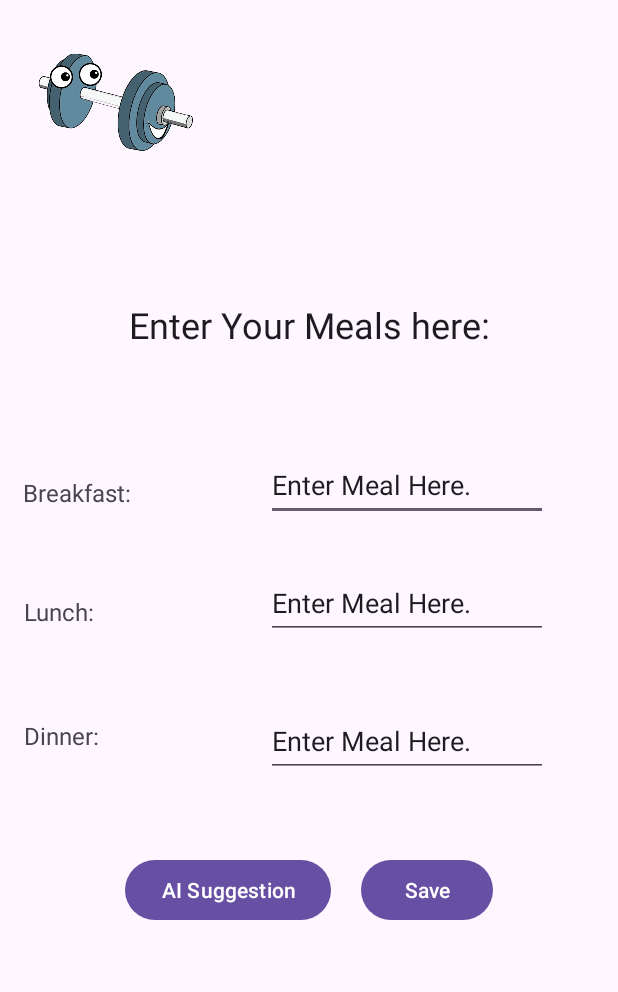
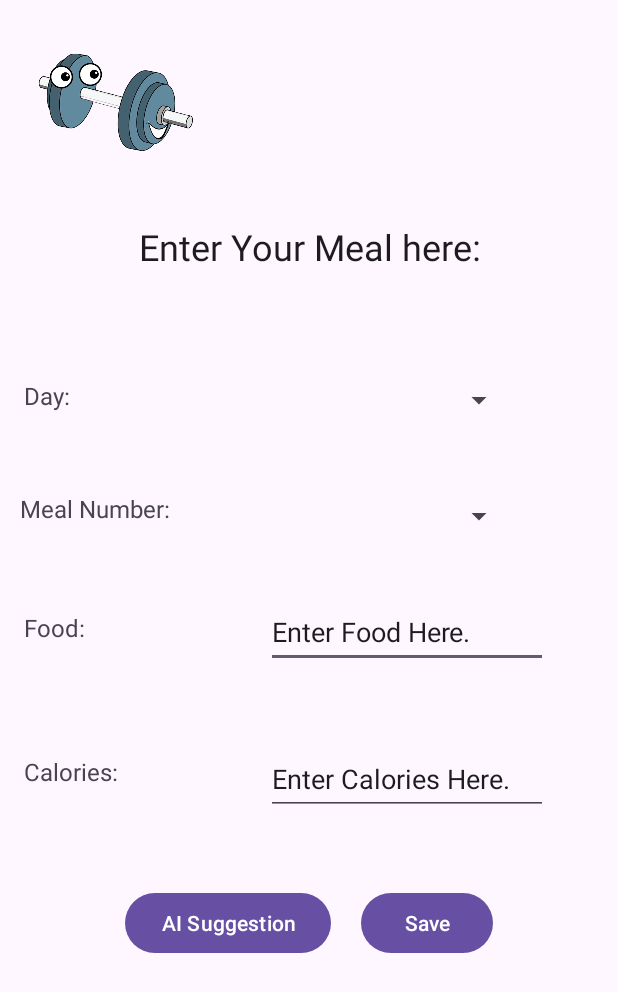
Before and after one commit to snohoho/cAIorie, an Android app: the layout activity_mealinput.xml on its own in the app's theme, with its tools: preview values and no code run, on a phone screen of 412 x 824 dp. Shown: the top 992 px of the screen. Run offline under Robolectric (Android 15) with nearby library versions, the phone set to English and light mode, and no system bars.

Commit message:
This is where I changed the meal input screen and added everything needed for it

```diff
--- a/app/src/main/AndroidManifest.xml
+++ b/app/src/main/AndroidManifest.xml
@@ -13,6 +13,9 @@
         android:theme="@style/Theme.CAIorie"
         tools:targetApi="31">
         <activity
+            android:name=".MealInputActivity"
+            android:exported="false" />
+        <activity
             android:name=".FormatSpecification"
             android:exported="true">
             <intent-filter>
@@ -20,7 +23,10 @@
 
                 <category android:name="android.intent.category.LAUNCHER" />
             </intent-filter>
+
         </activity>
+
+
     </application>
 
 </manifest>
--- a/app/src/main/res/layout/activity_mealinput.xml
+++ b/app/src/main/res/layout/activity_mealinput.xml
@@ -4,13 +4,28 @@
     xmlns:tools="http://schemas.android.com/tools"
     android:layout_width="match_parent"
     android:layout_height="match_parent"
+
     tools:context=".MealInputActivity">
+
+    <TextView
+        android:id="@+id/mealNumText"
+        android:layout_width="132dp"
+        android:layout_height="32dp"
+        android:text="Meal Number:"
+        android:textAlignment="viewStart"
+        android:textSize="16sp"
+        app:layout_constraintBottom_toBottomOf="parent"
+        app:layout_constraintEnd_toEndOf="parent"
+        app:layout_constraintHorizontal_bias="0.048"
+        app:layout_constraintStart_toStartOf="parent"
+        app:layout_constraintTop_toTopOf="parent"
+        app:layout_constraintVertical_bias="0.414" />
 
     <TextView
         android:id="@+id/enterMealPlanTitleText"
         android:layout_width="245dp"
         android:layout_height="66dp"
-        android:text="Enter Your Meals here:"
+        android:text="Enter Your Meal here:"
         android:textAlignment="center"
         android:textAppearance="@style/TextAppearance.AppCompat.Large"
         android:textSize="24sp"
@@ -18,7 +33,7 @@
         app:layout_constraintEnd_toEndOf="parent"
         app:layout_constraintStart_toStartOf="parent"
         app:layout_constraintTop_toTopOf="parent"
-        app:layout_constraintVertical_bias="0.264" />
+        app:layout_constraintVertical_bias="0.195" />
 
     <ImageView
         android:id="@+id/imageView"
@@ -33,10 +48,24 @@
         app:srcCompat="@drawable/dumbell_app_clipart" />
 
     <TextView
-        android:id="@+id/breakfastText"
+        android:id="@+id/DayChoiceText"
         android:layout_width="80dp"
         android:layout_height="32dp"
-        android:text="Breakfast:"
+        android:text="Day:"
+        android:textAlignment="viewStart"
+        android:textSize="16sp"
+        app:layout_constraintBottom_toBottomOf="parent"
+        app:layout_constraintEnd_toEndOf="parent"
+        app:layout_constraintHorizontal_bias="0.048"
+        app:layout_constraintStart_toStartOf="parent"
+        app:layout_constraintTop_toTopOf="parent"
+        app:layout_constraintVertical_bias="0.319" />
+
+    <TextView
+        android:id="@+id/FoodTextView"
+        android:layout_width="71dp"
+        android:layout_height="31dp"
+        android:text="Food:"
         android:textAlignment="viewStart"
         android:textSize="16sp"
         app:layout_constraintBottom_toBottomOf="parent"
@@ -44,26 +73,13 @@
         app:layout_constraintHorizontal_bias="0.047"
         app:layout_constraintStart_toStartOf="parent"
         app:layout_constraintTop_toTopOf="parent"
-        app:layout_constraintVertical_bias="0.401" />
+        app:layout_constraintVertical_bias="0.514" />
 
     <TextView
-        android:id="@+id/lunchText"
+        android:id="@+id/CalorieTextView"
         android:layout_width="71dp"
         android:layout_height="31dp"
-        android:text="Lunch:"
-        android:textAlignment="viewStart"
-        android:textSize="16sp"
-        app:layout_constraintBottom_toBottomOf="parent"
-        app:layout_constraintEnd_toEndOf="parent"
-        app:layout_constraintHorizontal_bias="0.047"
-        app:layout_constraintStart_toStartOf="parent"
-        app:layout_constraintTop_toTopOf="parent" />
-
-    <TextView
-        android:id="@+id/dinnerText"
-        android:layout_width="71dp"
-        android:layout_height="31dp"
-        android:text="Dinner:"
+        android:text="Calories:"
         android:textAlignment="viewStart"
         android:textSize="16sp"
         app:layout_constraintBottom_toBottomOf="parent"
@@ -71,49 +87,35 @@
         app:layout_constraintHorizontal_bias="0.047"
         app:layout_constraintStart_toStartOf="parent"
         app:layout_constraintTop_toTopOf="parent"
-        app:layout_constraintVertical_bias="0.605" />
+        app:layout_constraintVertical_bias="0.635" />
 
     <EditText
-        android:id="@+id/editTextBreakfast"
+        android:id="@+id/editTextFood"
         android:layout_width="188dp"
         android:layout_height="48dp"
         android:ems="10"
         android:inputType="text"
-        android:text="Enter Meal Here."
+        android:text="Enter Food Here."
         app:layout_constraintBottom_toBottomOf="parent"
         app:layout_constraintEnd_toEndOf="parent"
         app:layout_constraintHorizontal_bias="0.793"
         app:layout_constraintStart_toStartOf="parent"
         app:layout_constraintTop_toTopOf="parent"
-        app:layout_constraintVertical_bias="0.386" />
+        app:layout_constraintVertical_bias="0.512" />
 
     <EditText
-        android:id="@+id/editTextLunch"
+        android:id="@+id/editTextCalories"
         android:layout_width="188dp"
         android:layout_height="48dp"
         android:ems="10"
         android:inputType="text"
-        android:text="Enter Meal Here."
+        android:text="Enter Calories Here."
         app:layout_constraintBottom_toBottomOf="parent"
         app:layout_constraintEnd_toEndOf="parent"
         app:layout_constraintHorizontal_bias="0.793"
         app:layout_constraintStart_toStartOf="parent"
         app:layout_constraintTop_toTopOf="parent"
-        app:layout_constraintVertical_bias="0.487" />
-
-    <EditText
-        android:id="@+id/editTextDinner"
-        android:layout_width="188dp"
-        android:layout_height="48dp"
-        android:ems="10"
-        android:inputType="text"
-        android:text="Enter Meal Here."
-        app:layout_constraintBottom_toBottomOf="parent"
-        app:layout_constraintEnd_toEndOf="parent"
-        app:layout_constraintHorizontal_bias="0.793"
-        app:layout_constraintStart_toStartOf="parent"
-        app:layout_constraintTop_toTopOf="parent"
-        app:layout_constraintVertical_bias="0.606" />
+        app:layout_constraintVertical_bias="0.638" />
 
     <Button
         android:id="@+id/buttonSave"
@@ -125,7 +127,7 @@
         app:layout_constraintHorizontal_bias="0.743"
         app:layout_constraintStart_toStartOf="parent"
         app:layout_constraintTop_toTopOf="parent"
-        app:layout_constraintVertical_bias="0.734" />
+        app:layout_constraintVertical_bias="0.762" />
 
     <Button
         android:id="@+id/buttonAskAI"
@@ -137,6 +139,28 @@
         app:layout_constraintHorizontal_bias="0.304"
         app:layout_constraintStart_toStartOf="parent"
         app:layout_constraintTop_toTopOf="parent"
-        app:layout_constraintVertical_bias="0.734" />
+        app:layout_constraintVertical_bias="0.762" />
+
+    <Spinner
+        android:id="@+id/spinnerDays"
+        android:layout_width="166dp"
+        android:layout_height="52dp"
+        app:layout_constraintBottom_toBottomOf="parent"
+        app:layout_constraintEnd_toEndOf="parent"
+        app:layout_constraintHorizontal_bias="0.722"
+        app:layout_constraintStart_toStartOf="parent"
+        app:layout_constraintTop_toTopOf="parent"
+        app:layout_constraintVertical_bias="0.312" />
+
+    <Spinner
+        android:id="@+id/Mealspinner"
+        android:layout_width="166dp"
+        android:layout_height="52dp"
+        app:layout_constraintBottom_toBottomOf="parent"
+        app:layout_constraintEnd_toEndOf="parent"
+        app:layout_constraintHorizontal_bias="0.722"
+        app:layout_constraintStart_toStartOf="parent"
+        app:layout_constraintTop_toTopOf="parent"
+        app:layout_constraintVertical_bias="0.412" />
 
 </androidx.constraintlayout.widget.ConstraintLayout>
```
Also changed, not shown: app/src/main/java/edu/floridapoly/mobiledeviceapps/fall23/caiorie/FormatSpecification.java (+15 -1 lines), app/src/main/java/edu/floridapoly/mobiledeviceapps/fall23/caiorie/MealInputActivity.java (+36 -1 lines), app/src/main/res/layout/format_specification.xml (+16 -1 lines), app/src/main/res/values/strings.xml (+14 -0 lines).
